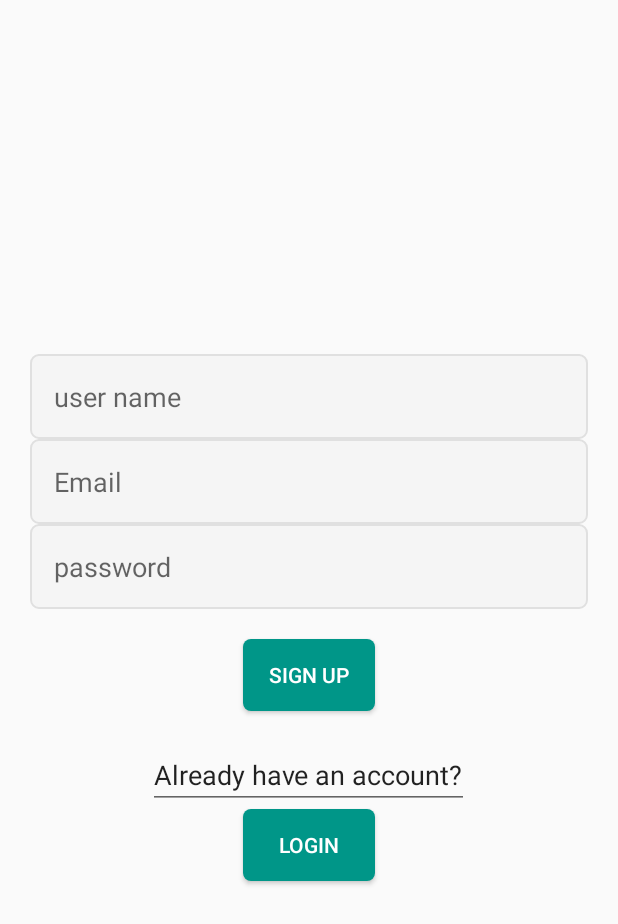
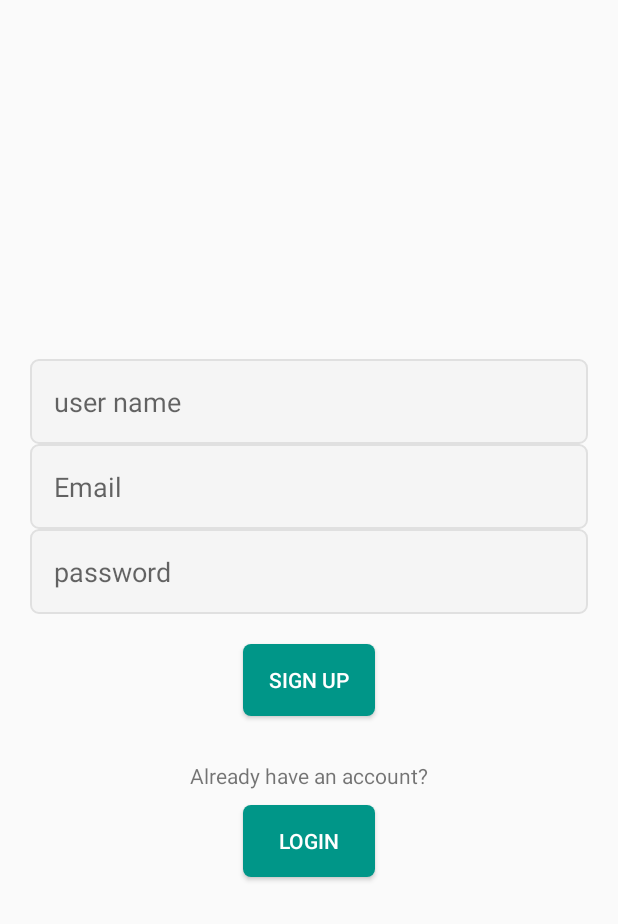
Before and after one commit to cvam77/ZayvE, an Android app: the screen it shows after launch (AuthenticationActivity), on a phone screen of 412 x 824 dp. Shown: the top 924 px of the screen. Run offline under Robolectric (Android 15) with nearby library versions, the phone set to English and light mode, and no system bars; our stand-ins replace data binding.

Commit message:
second button label was accidentally set as editable. It's fixed now

```diff
--- a/app/src/main/java/com/example/zayve_test/SignupFragment.kt
+++ b/app/src/main/java/com/example/zayve_test/SignupFragment.kt
@@ -7,7 +7,6 @@ import android.view.View
 import android.view.ViewGroup
 import androidx.databinding.DataBindingUtil
 import androidx.navigation.Navigation
-import androidx.navigation.findNavController
 import com.example.zayve_test.databinding.FragmentSignupBinding
 
 
--- a/app/src/main/res/layout/fragment_login.xml
+++ b/app/src/main/res/layout/fragment_login.xml
@@ -51,9 +51,10 @@
                 android:textColor="@android:color/white"
                 />
 
-            <androidx.appcompat.widget.AppCompatAutoCompleteTextView
+            <androidx.appcompat.widget.AppCompatTextView
                 android:layout_width="wrap_content"
                 android:layout_height="wrap_content"
+                android:layout_margin="10dp"
                 android:text="@string/newAccount"/>
             <androidx.appcompat.widget.AppCompatButton
                 android:id="@+id/signup_button"
--- a/app/src/main/res/layout/fragment_signup.xml
+++ b/app/src/main/res/layout/fragment_signup.xml
@@ -11,9 +11,6 @@
         android:layout_width="match_parent"
         android:layout_height="match_parent"
         tools:context=".LoginFragment">
-
-
-
 
         <LinearLayout
             android:layout_width="match_parent"
@@ -53,8 +50,6 @@
                 android:background="@drawable/edit_textfield_custom"
                 />
 
-
-
             <Button
                 android:id="@+id/signup_button"
                 android:layout_width="wrap_content"
@@ -64,8 +59,9 @@
                 android:textColor="@android:color/white"
                 android:background="@drawable/btn_custom"
                 />
-            <androidx.appcompat.widget.AppCompatAutoCompleteTextView
+            <androidx.appcompat.widget.AppCompatTextView
                 android:layout_width="wrap_content"
+                android:layout_margin="10dp"
                 android:layout_height="wrap_content"
                 android:text="@string/loginExtra"/>
             <androidx.appcompat.widget.AppCompatButton
```
